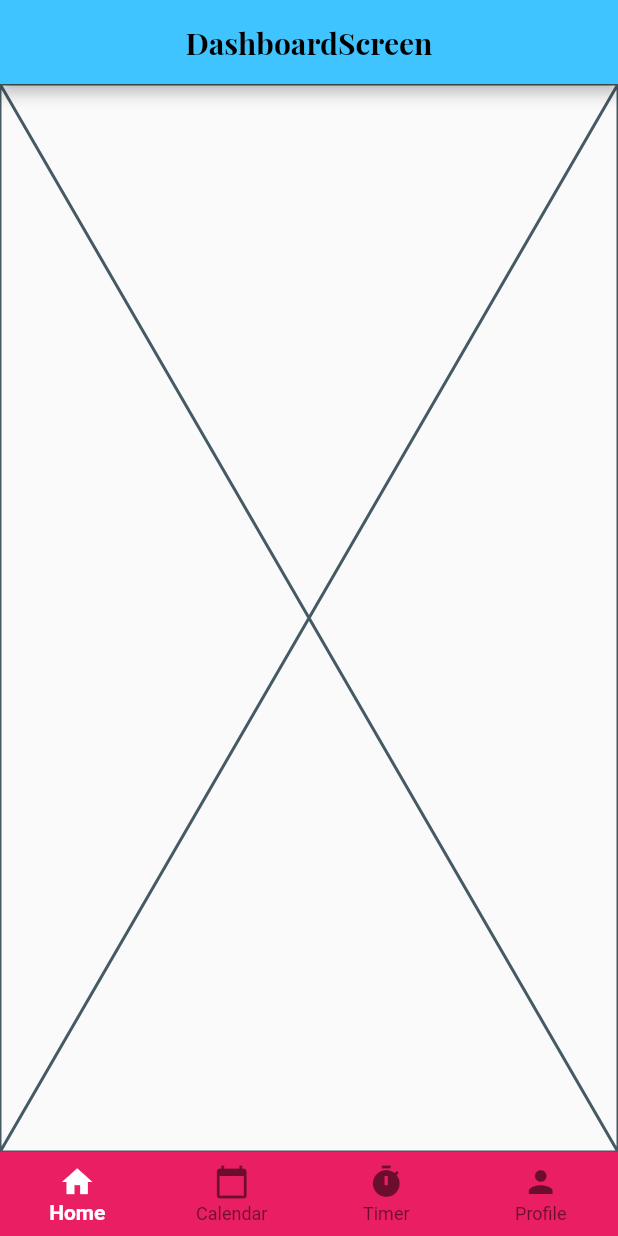
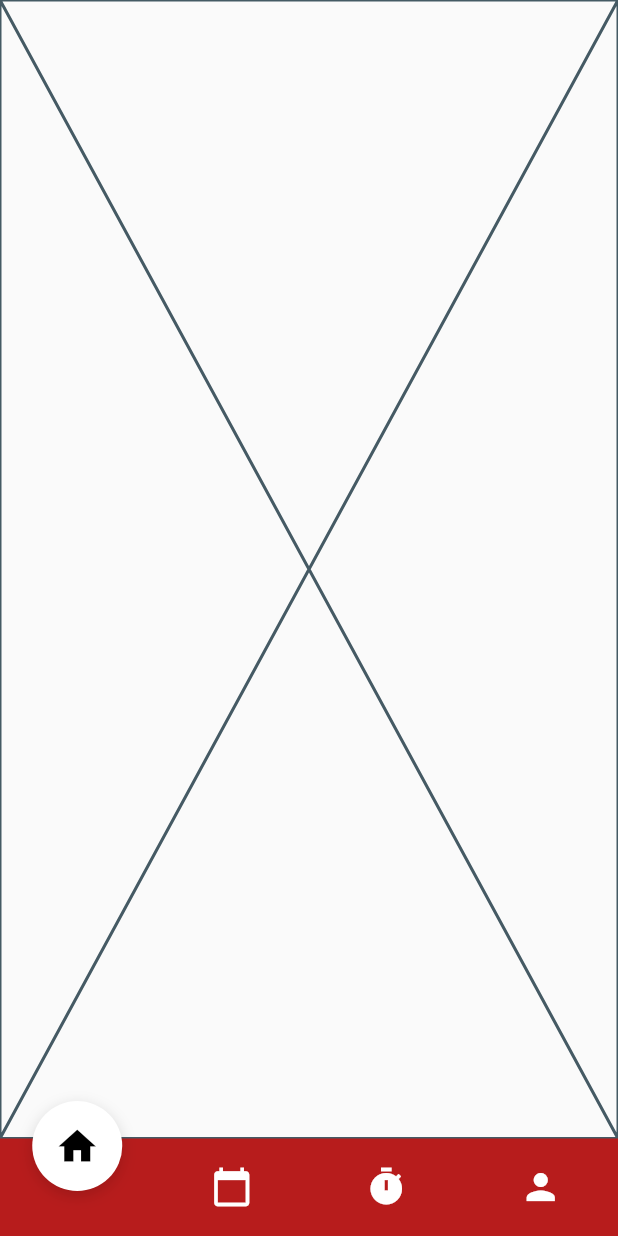
Before and after one commit to Aagya22/MentallWellness, a Flutter app: the screen it shows after launch, on a phone screen of 412 x 824 dp. Run offline on Flutter 3.47's test engine with Material 3 defaults, Android fonts, the phone set to English and light mode, and no system bars; Roboto replaces fonts that are missing (Playfair Regular).

Commit message:
bottom navigation

```diff
--- a/lib/screens/botton_navigation_screen.dart
+++ b/lib/screens/botton_navigation_screen.dart
@@ -12,47 +12,89 @@
 }
 
 class _BottomNavigationScreenState extends State<BottomNavigationScreen> {
-int _selectedIndex=0;
+  int _selectedIndex = 0;
 
-  List<Widget> lstBottomScreen=[
-    const HomeScreen (),
+  final List<Widget> lstBottomScreen = [
+    const HomeScreen(),
     const CalendarScreen(),
     const TimerScreen(),
     const ProfileScreen(),
   ];
 
+  final List<IconData> _icons = [
+    Icons.home,
+    Icons.calendar_today,
+    Icons.timer,
+    Icons.person,
+  ];
+
   @override
   Widget build(BuildContext context) {
     return Scaffold(
-      appBar: AppBar(
-        title: const Text('DashboardScreen'),
-        centerTitle: true,
+      body: lstBottomScreen[_selectedIndex],
+
+      bottomNavigationBar: SizedBox(
+        height: 65,
+        child: Stack(
+          clipBehavior: Clip.none,
+          children: [
+            Container(
+              height: 65,
+              color: const Color(0xFFB71C1C),
+              child: Row(
+                mainAxisAlignment: MainAxisAlignment.spaceAround,
+                children: List.generate(4, (index) {
+                  return GestureDetector(
+                    onTap: () {
+                      setState(() {
+                        _selectedIndex = index;
+                      });
+                    },
+                    child: Icon(
+                      _icons[index],
+                      size: 28,
+                      color: _selectedIndex == index
+                          ? Colors.transparent
+                          : Colors.white,
+                    ),
+                  );
+                }),
+              ),
+            ),
+
+            Positioned(
+              left: _getSelectedIconPosition(context),
+              top: -25,
+              child: Container(
+                width: 60,
+                height: 60,
+                decoration: BoxDecoration(
+                  shape: BoxShape.circle,
+                  color: Colors.white,
+                  boxShadow: [
+                    BoxShadow(
+                      color: Colors.black.withOpacity(0.15),
+                      blurRadius: 8,
+                      offset: const Offset(0, 3),
+                    ),
+                  ],
+                ),
+                child: Icon(
+                  _icons[_selectedIndex],
+                  color: Colors.black,
+                  size: 30,
+                ),
+              ),
+            ),
+          ],
+        ),
       ),
-      body: lstBottomScreen[_selectedIndex],
-      bottomNavigationBar: BottomNavigationBar(
-        type: BottomNavigationBarType.fixed,
-        items: const[
-          BottomNavigationBarItem(
-            icon:Icon(Icons.home),
-           label: 'Home'),
-           BottomNavigationBarItem(icon: Icon(Icons.calendar_today),
-           label: 'Calendar',
-           ),
-          BottomNavigationBarItem(
-            icon:Icon(Icons.timer),
-           label: 'Timer'),
-           BottomNavigationBarItem(
-            icon:Icon(Icons.person),
-           label: 'Profile'),
-        ],
-        currentIndex: _selectedIndex,
-        onTap: (index){
-          setState(() {
-            _selectedIndex=index;
-          });
-        },
-      ),
-
     );
   }
+
+  double _getSelectedIconPosition(BuildContext context) {
+    final double width = MediaQuery.of(context).size.width;
+    final double itemWidth = width / 4;
+    return itemWidth * _selectedIndex + itemWidth / 2 - 30;
+  }
 }
--- a/lib/theme/theme_data.dart
+++ b/lib/theme/theme_data.dart
@@ -52,40 +52,16 @@
         color: Colors.grey,
       ),
     ),
-    bottomNavigationBarTheme: BottomNavigationBarThemeData(
-      backgroundColor: Colors.pink,
+   bottomNavigationBarTheme: const BottomNavigationBarThemeData(
+      backgroundColor: Color(0xFFB71C1C),
       elevation: 0,
-       type: BottomNavigationBarType.fixed,
-      selectedItemColor: Colors.white,
-      unselectedItemColor: Colors.black54,
-      selectedLabelStyle: TextStyle(
-        fontFamily: 'Playfair Regular',
-        fontSize: 14,
-        fontWeight: FontWeight.w600,
-    //     bottomNavigationBarTheme: const BottomNavigationBarThemeData(
-    //   elevation: 0,
-    //   type: BottomNavigationBarType.fixed,
-
-    //   selectedItemColor: Color.fromARGB(255, 245, 232, 114),
-    //   unselectedItemColor: Color.fromARGB(255, 255, 255, 255),
-
-    //   selectedIconTheme: IconThemeData(size: 32),
-    //   unselectedIconTheme: IconThemeData(size: 28),
-
-    //   selectedLabelStyle: TextStyle(
-    //     fontSize: 15,
-    //     fontWeight: FontWeight.w600,
-    //     letterSpacing: 0.2,
-    //   ),
-    //   unselectedLabelStyle: TextStyle(
-    //     fontSize: 12,
-    //     fontWeight: FontWeight.w500,
-    //   ),
-
-    //   showSelectedLabels: true,
-    //   showUnselectedLabels: true,
-    // ),
-      ),
+      selectedItemColor: Colors.transparent,
+      unselectedItemColor: Colors.white,
+      selectedIconTheme: IconThemeData(size: 28),
+      unselectedIconTheme: IconThemeData(size: 28),
+      showSelectedLabels: false,
+      showUnselectedLabels: false,
+      type: BottomNavigationBarType.fixed,
     ),
   );
 }
```
